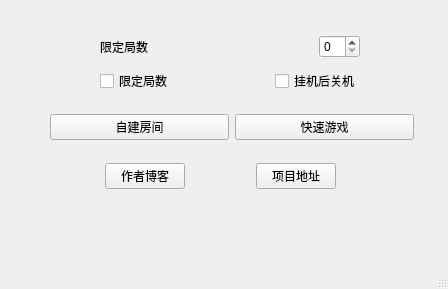
The window that fluentuidemo1.ui (AprDeci/animal-auto) describes before a commit, drawn with Qt 5.
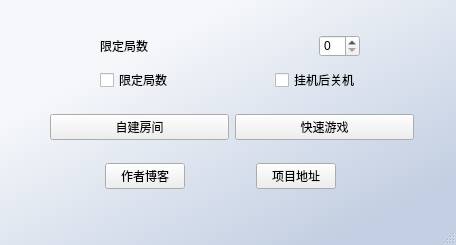
The same window after the commit. Custom widgets are drawn as their Qt base class.

The edit to the form file:
```diff
--- a/fluentuidemo1.ui
+++ b/fluentuidemo1.ui
@@ -6,8 +6,8 @@
    <rect>
     <x>0</x>
     <y>0</y>
-    <width>448</width>
-    <height>289</height>
+    <width>456</width>
+    <height>245</height>
    </rect>
   </property>
   <property name="contextMenuPolicy">
@@ -16,6 +16,11 @@
   <property name="windowTitle">
    <string>MainWindow</string>
   </property>
+  <property name="styleSheet">
+   <string notr="true">#mainWindow{
+	background-color: qlineargradient(spread:pad, x1:0.233831, y1:0.267, x2:0.831025, y2:0.880364, stop:0 rgba(245,247,250,1), stop:1 rgba(195,207,226));
+}</string>
+  </property>
   <widget class="QWidget" name="centralwidget">
    <widget class="QWidget" name="layoutWidget">
     <property name="geometry">
@@ -137,7 +142,7 @@
      </item>
     </layout>
    </widget>
-   <widget class="QWidget" name="">
+   <widget class="QWidget" name="layoutWidget">
     <property name="geometry">
      <rect>
       <x>40</x>
```
Left out of the diff: 38 changed lines with no effect on the pictures.
